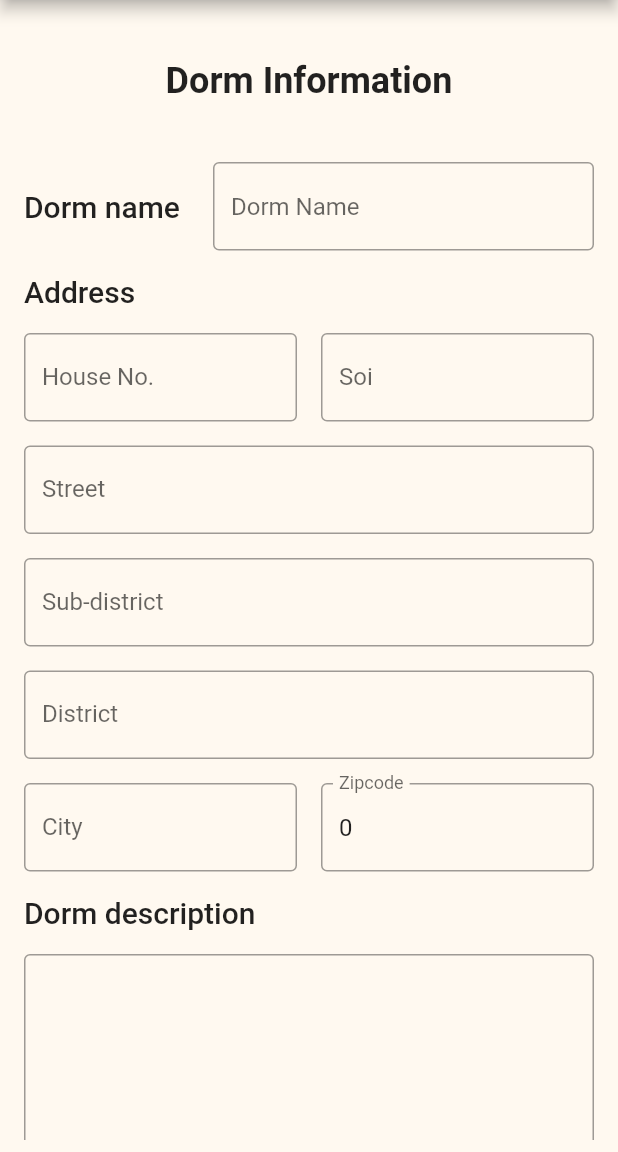
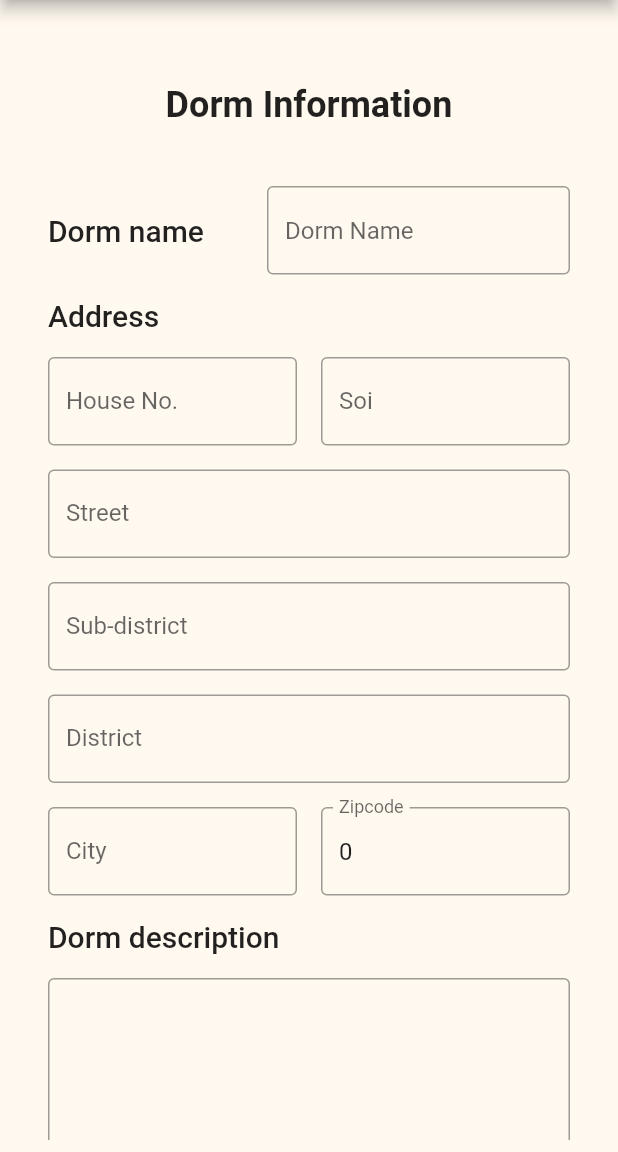
Before and after one commit to KNattawat89/ModDormy, a Flutter app: the PostForm screen opened directly, on a phone screen of 412 x 824 dp, the part 84-1236 px from its top. Run offline on Flutter 3.47's test engine with Material 2 defaults, Android fonts, the phone set to English and light mode, and no system bars; our stand-ins replace dio, dropdown_button2, firebase_auth, firebase_core, flutter_rating_bar, fluttericon and 2 more; missing offline and left inert: firebase_ui_auth, flutter_platform_alert; accounts and stored records are empty; network calls fail.

Commit message:
add padding

```diff
--- a/lib/widgets/post_dorm/dorm_form.dart
+++ b/lib/widgets/post_dorm/dorm_form.dart
@@ -29,7 +29,9 @@ class _DormFormState extends State<DormForm> {
 
   @override
   Widget build(BuildContext context) {
-    return Form(
+    return Padding(
+      padding: const EdgeInsets.all(16.0),
+      child: Form(
         key: formKey,
         child: Column(
           crossAxisAlignment: CrossAxisAlignment.start,
@@ -92,6 +94,7 @@ class _DormFormState extends State<DormForm> {
             ),
           ],
         ),
+      ),
     );
   }
 }
--- a/lib/widgets/post_dorm/section_cover_image.dart
+++ b/lib/widgets/post_dorm/section_cover_image.dart
@@ -58,8 +58,8 @@ class _CoverImageSectionState extends State<CoverImageSection> {
                   : Image.file(
                       File(widget.dorm.coverImage!.path),
                       fit: BoxFit.cover,
-                      height: 100,
-                      width: 100,
+                      height: 400,
+                      width: 400,
                     ),
             ],
           ));
--- a/lib/widgets/post_dorm/section_info.dart
+++ b/lib/widgets/post_dorm/section_info.dart
@@ -44,7 +44,7 @@ class _InfoSectionState extends State<InfoSection> {
             const Padding(
               padding: EdgeInsets.all(8.0),
               child: SizedBox(
-                  width: 110,
+                  width: 130,
                   child: Text(
                     'Dorm name',
                     textAlign: TextAlign.start,
```
Also changed, not shown: lib/screens/confirm_page.dart (+19 -7 lines). Lines whose indentation alone changed are shown as unchanged.
